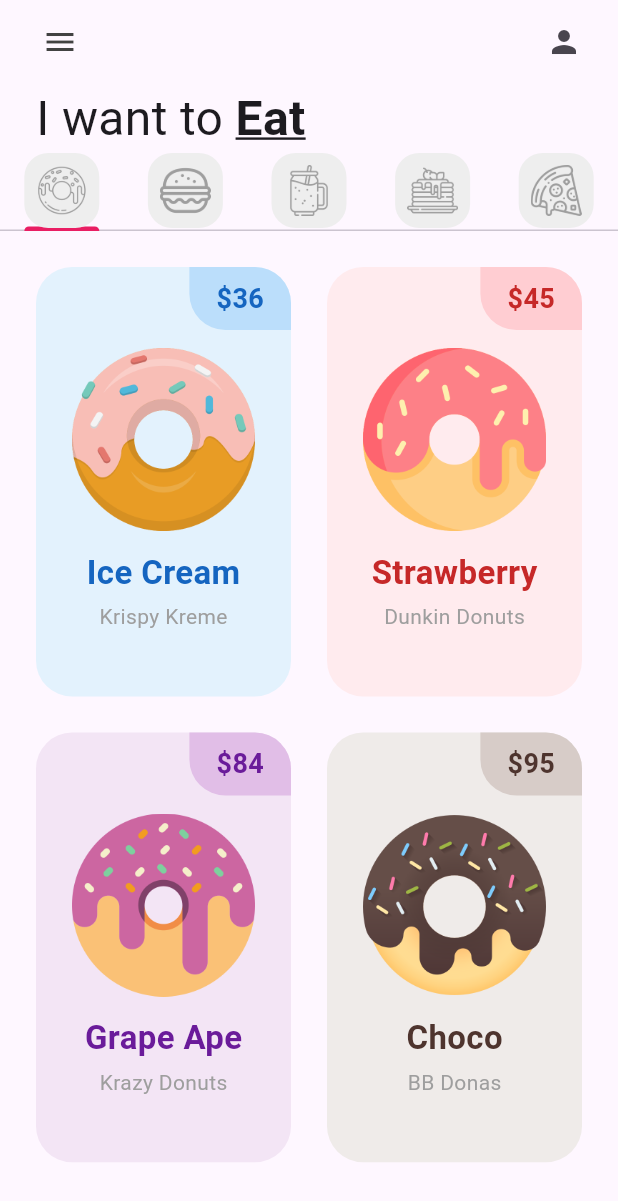
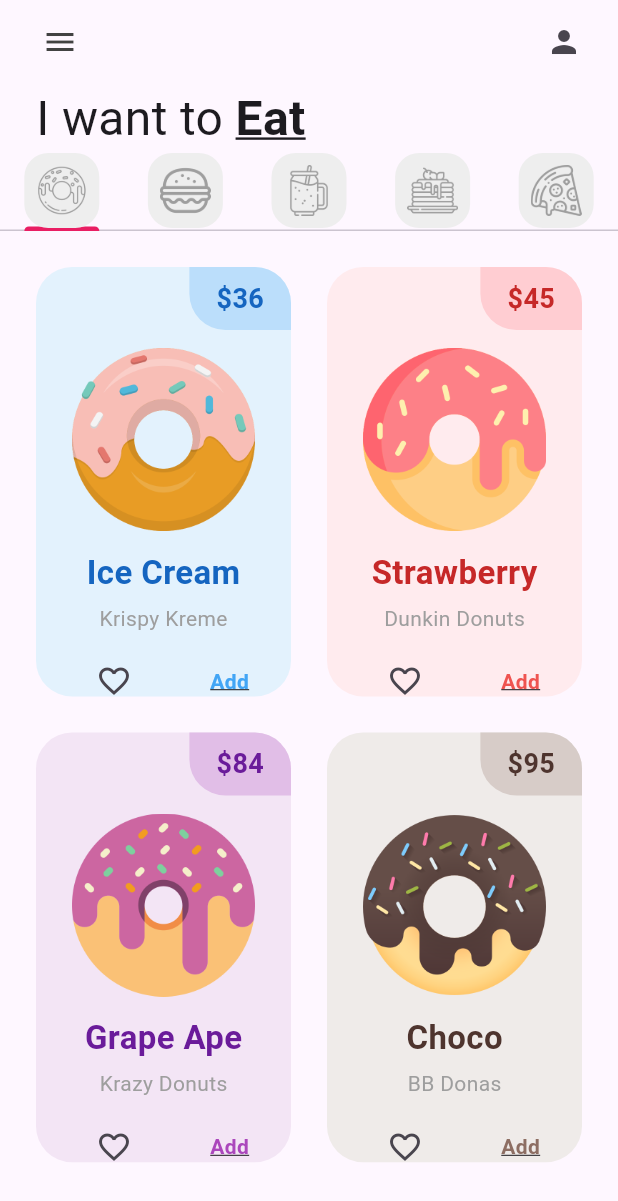
Before and after one commit to riacouoh/donut_app_4sa, a Flutter app: the screen it shows after launch, on a phone screen of 412 x 824 dp. Shown: the top 1201 px of the screen. Run offline on Flutter 3.47's test engine with Material 3 defaults, Android fonts, the phone set to English and light mode, and no system bars.

Commit message:
donutTile

```diff
--- a/lib/utils/donut_tile.dart
+++ b/lib/utils/donut_tile.dart
@@ -58,12 +58,21 @@ class DonutTile extends StatelessWidget {
                 fontSize: 22,
                 color: donutColor[800])
                 ),
-            SizedBox(height: 4),
+            SizedBox(height: 5),
             Text(donutStore, style: TextStyle(fontSize: 14, color: Colors.grey)),
 
-
         //icons
-
+            Padding(
+              padding: const EdgeInsets.all(8.0),
+              child: Row(
+                mainAxisAlignment: MainAxisAlignment.spaceAround,
+                children: [
+                  IconButton(onPressed: (){}, icon: Icon(Icons.favorite_border)),
+                  Text("Add", style: TextStyle(
+                    decoration: TextDecoration.underline, fontWeight: FontWeight.bold, color: donutColor[400]),)
+                ],
+              ),
+            )
         ],),
       ),
     );
```
